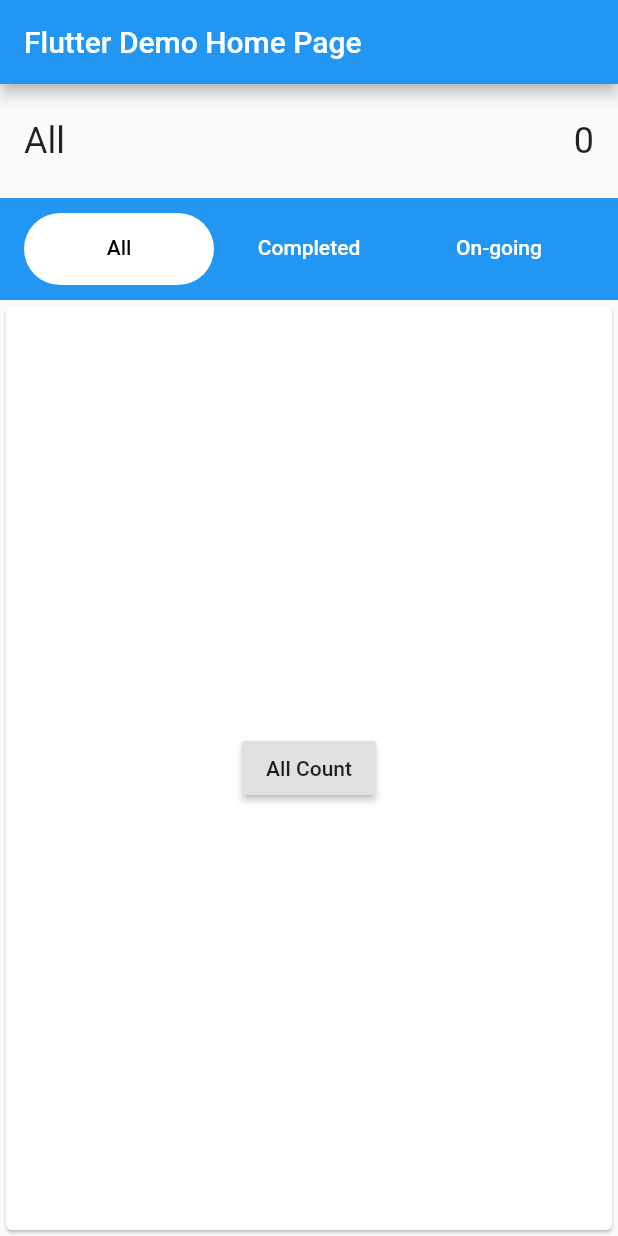
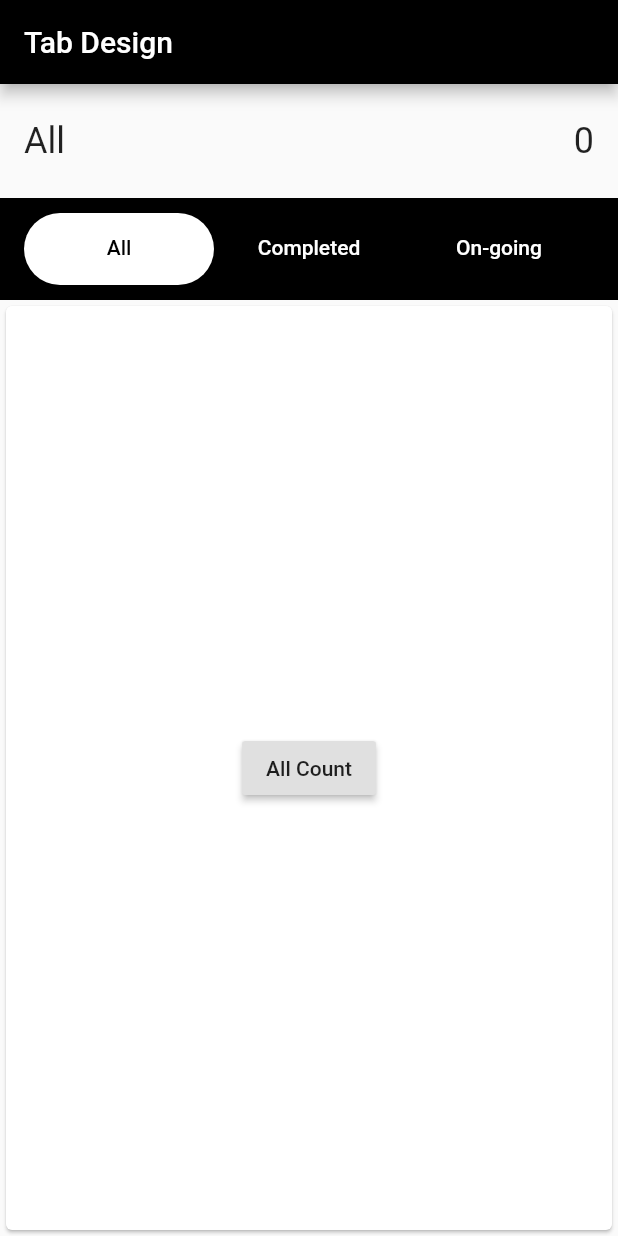
Before and after one commit to bioyeneye/flutter-tabexample, a Flutter app: the screen it shows after launch, on a phone screen of 412 x 824 dp. Run offline on Flutter 3.47's test engine with Material 2 defaults, Android fonts, the phone set to English and light mode, and no system bars.

Commit message:
add small design

```diff
--- a/lib/main.dart
+++ b/lib/main.dart
@@ -19,7 +19,7 @@ class MyApp extends StatelessWidget {
         primarySwatch: Colors.blue,
         visualDensity: VisualDensity.adaptivePlatformDensity,
       ),
-      home: MyHomePage(title: 'Flutter Demo Home Page'),
+      home: MyHomePage(title: 'Tab Design'),
     );
   }
 }
@@ -73,6 +73,7 @@ class _MyHomePageState extends State<MyHomePage> with SingleTickerProviderStateM
   Widget build(BuildContext context) {
     return Scaffold(
       appBar: AppBar(
+        backgroundColor: Colors.black,
         title: Text(widget.title),
       ),
       body: Column(
@@ -95,7 +96,7 @@ class _MyHomePageState extends State<MyHomePage> with SingleTickerProviderStateM
           ),
           Container(
             decoration: new BoxDecoration(
-              color: Theme.of(context).primaryColor,
+              color: Colors.black,
             ),
             padding: EdgeInsets.symmetric(
               vertical: 10,
```
